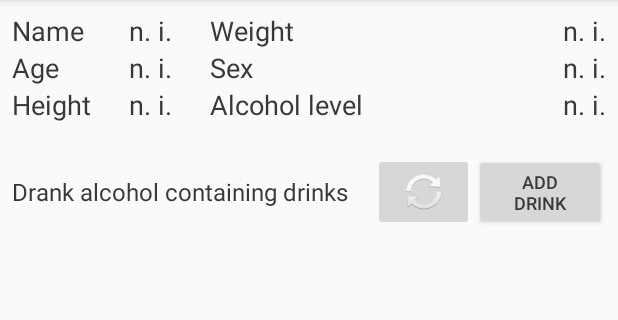
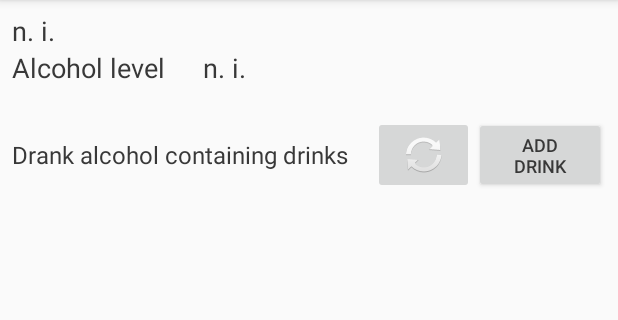
Before and after one commit to AhiruSoftwareCompany/alcoholtestapp, an Android app: the MainActivity screen opened directly, with no data from a screen before it, on a phone screen of 412 x 824 dp, the part 84-404 px from its top. Run offline under Robolectric (Android 15) with nearby library versions, the phone set to English and light mode, and no system bars.

Commit message:
Hides unnecessary stuff about user (Fixing #68)

```diff
--- a/app/src/main/java/de/klaushackner/breathalyzer/MainActivity.java
+++ b/app/src/main/java/de/klaushackner/breathalyzer/MainActivity.java
@@ -6,6 +6,7 @@ import android.content.Context;
 import android.content.DialogInterface;
 import android.content.Intent;
 import android.content.SharedPreferences;
+import android.content.res.Resources;
 import android.os.Bundle;
 import android.os.Handler;
 import android.support.v7.app.AppCompatActivity;
@@ -17,6 +18,7 @@ import android.widget.Button;
 import android.widget.GridView;
 import android.widget.ImageButton;
 import android.widget.ImageView;
+import android.widget.LinearLayout;
 import android.widget.ListView;
 import android.widget.TextView;
 import android.widget.Toast;
@@ -27,8 +29,6 @@ import org.json.JSONObject;
 
 import java.text.DecimalFormat;
 import java.util.ArrayList;
-import java.util.Collections;
-import java.util.Comparator;
 import java.util.Set;
 import java.util.Timer;
 import java.util.TimerTask;
@@ -39,12 +39,9 @@ public class MainActivity extends AppCompatActivity {
     private MainActivity ma;
     private Context c;
     private User currentUser;
-    private TextView tvName;
-    private TextView tvAge;
-    private TextView tvWeight;
-    private TextView tvHeight;
-    private TextView tvSex;
+    private TextView tvNameString;
     private TextView tvBac;
+    private LinearLayout nameLayout;
     private Menu menu;
     private Handler mHandler = new Handler();
     private DrinkAdapter dA;
@@ -59,19 +56,23 @@ public class MainActivity extends AppCompatActivity {
         ma = this;
         format.setDecimalSeparatorAlwaysShown(false);
 
-        tvName = findViewById(R.id.name);
-        tvAge = findViewById(R.id.age);
-        tvWeight = findViewById(R.id.weight);
-        tvHeight = findViewById(R.id.height);
-        tvSex = findViewById(R.id.sex);
         Button btnAddDrink = findViewById(R.id.add_drink_button);
         ListView drinks = findViewById(R.id.drinks);
+        tvNameString = findViewById(R.id.nameString);
         tvBac = findViewById(R.id.bac);
+        nameLayout = findViewById(R.id.nameLayout);
 
         btnAddDrink.setOnClickListener(new View.OnClickListener() {
             @Override
             public void onClick(View v) {
                 addDrink();
+            }
+        });
+
+        nameLayout.setOnClickListener(new View.OnClickListener() {
+            @Override
+            public void onClick(View v) {
+                // Maybe adding a dialog displaying stats about the current user (height, weight, ...)
             }
         });
 
@@ -615,16 +616,15 @@ public class MainActivity extends AppCompatActivity {
      */
     public void updateGui() {
         if (currentUser != null) {
-            tvName.setText(currentUser.name);
-            tvAge.setText(format.format(currentUser.age) + " " + getString(R.string.years));
-            tvWeight.setText(format.format(currentUser.weight) + " kg");
-            tvHeight.setText(format.format(currentUser.height) + " cm");
+            String sex;
+            if (currentUser.isMale) {
+                sex = getResources().getString(R.string.male);
+            } else {
+                sex = getResources().getString(R.string.female);
+            }
 
-            if (currentUser.isMale) {
-                tvSex.setText(R.string.male);
-            } else {
-                tvSex.setText(R.string.female);
-            }
+            tvNameString.setText(currentUser.name + " (" + currentUser.age + ", " + sex + ")");
+
 
             if (User.getUserCount(c) == 1) {
                 try {
--- a/app/src/main/res/layout/activity_main.xml
+++ b/app/src/main/res/layout/activity_main.xml
@@ -8,6 +8,25 @@
     android:layout_marginRight="@dimen/activity_horizontal_margin"
     android:layout_marginBottom="@dimen/activity_vertical_margin"
     android:orientation="vertical">
+
+    <LinearLayout
+        android:id="@+id/nameLayout"
+        android:layout_width="match_parent"
+        android:layout_height="match_parent"
+        android:orientation="vertical">
+
+        <LinearLayout
+            android:layout_width="match_parent"
+            android:layout_height="match_parent"
+            android:orientation="vertical">
+
+            <TextView
+                android:id="@+id/nameString"
+                android:layout_width="wrap_content"
+                android:layout_height="wrap_content"
+                android:text="@string/no_information"
+                android:textSize="18sp" />
+        </LinearLayout>
 
         <LinearLayout
             android:layout_width="match_parent"
@@ -22,19 +41,7 @@
                 <TextView
                     android:layout_width="wrap_content"
                     android:layout_height="wrap_content"
-                android:text="@string/name"
-                android:textSize="18sp" />
-
-            <TextView
-                android:layout_width="wrap_content"
-                android:layout_height="wrap_content"
-                android:text="@string/age"
-                android:textSize="18sp" />
-
-            <TextView
-                android:layout_width="wrap_content"
-                android:layout_height="wrap_content"
-                android:text="@string/height"
+                    android:text="@string/bac"
                     android:textSize="18sp" />
 
             </LinearLayout>
@@ -51,91 +58,14 @@
                 android:orientation="vertical">
 
                 <TextView
-                android:id="@+id/name"
-                android:layout_width="wrap_content"
-                android:layout_height="wrap_content"
-                android:text="@string/no_information"
-                android:textSize="18sp" />
-
-            <TextView
-                android:id="@+id/age"
-                android:layout_width="wrap_content"
-                android:layout_height="wrap_content"
-                android:text="@string/no_information"
-                android:textSize="18sp" />
-
-            <TextView
-                android:id="@+id/height"
-                android:layout_width="wrap_content"
+                    android:id="@+id/bac"
+                    android:layout_width="match_parent"
                     android:layout_height="wrap_content"
                     android:text="@string/no_information"
                     android:textSize="18sp" />
 
             </LinearLayout>
 
-        <view
-            class="android.support.v4.widget.Space"
-            android:layout_width="25dp"
-            android:layout_height="wrap_content"
-            android:textSize="18sp" />
-
-        <LinearLayout
-            android:layout_width="wrap_content"
-            android:layout_height="wrap_content"
-            android:orientation="vertical">
-
-            <TextView
-                android:layout_width="wrap_content"
-                android:layout_height="wrap_content"
-                android:text="@string/weight"
-                android:textSize="18sp" />
-
-            <TextView
-                android:layout_width="wrap_content"
-                android:layout_height="wrap_content"
-                android:text="@string/sex"
-                android:textSize="18sp" />
-
-            <TextView
-                android:layout_width="wrap_content"
-                android:layout_height="wrap_content"
-                android:text="@string/bac"
-                android:textSize="18sp" />
-
-        </LinearLayout>
-
-        <view
-            class="android.support.v4.widget.Space"
-            android:layout_width="0dp"
-            android:layout_height="wrap_content"
-            android:layout_weight="1"
-            android:textSize="18sp" />
-
-        <LinearLayout
-            android:layout_width="wrap_content"
-            android:layout_height="wrap_content"
-            android:orientation="vertical">
-
-            <TextView
-                android:id="@+id/weight"
-                android:layout_width="wrap_content"
-                android:layout_height="wrap_content"
-                android:text="@string/no_information"
-                android:textSize="18sp" />
-
-            <TextView
-                android:id="@+id/sex"
-                android:layout_width="wrap_content"
-                android:layout_height="wrap_content"
-                android:text="@string/no_information"
-                android:textSize="18sp" />
-
-            <TextView
-                android:id="@+id/bac"
-                android:layout_width="match_parent"
-                android:layout_height="wrap_content"
-                android:text="@string/no_information"
-                android:textSize="18sp" />
         </LinearLayout>
 
     </LinearLayout>
--- a/app/src/main/res/values/strings.xml
+++ b/app/src/main/res/values/strings.xml
@@ -4,7 +4,7 @@
     <string name="about_text" translatable="false">© 2018 AhiruSoftware\n\nAlkomat 3000 for Android\n\n\nEmoji artwork provided by EmojiOne.\nhttp://emojione.com/</string>
     <string name="per_mille" translatable="false">‰</string>
     <string name="ingredients">Ingredients:</string>
-    <string name="female">Female</string>
+    <string name="female">f</string>
     <string name="pick_user">Pick a user</string>
     <string name="time_left">left</string>
     <string name="time_ago">elap.</string>
@@ -24,7 +24,7 @@
     <string name="send_message">Send message*</string>
     <string name="message">Message</string>
     <string name="amount">Amount (ml)</string>
-    <string name="male">Male</string>
+    <string name="male">m</string>
     <string name="height_with_unit">Height (cm)</string>
     <string name="height">Height</string>
     <string name="weight_with_unit">Weight (kg)</string>
```
Also changed, not shown: 1 other file. Lines whose indentation alone changed are shown as unchanged.
